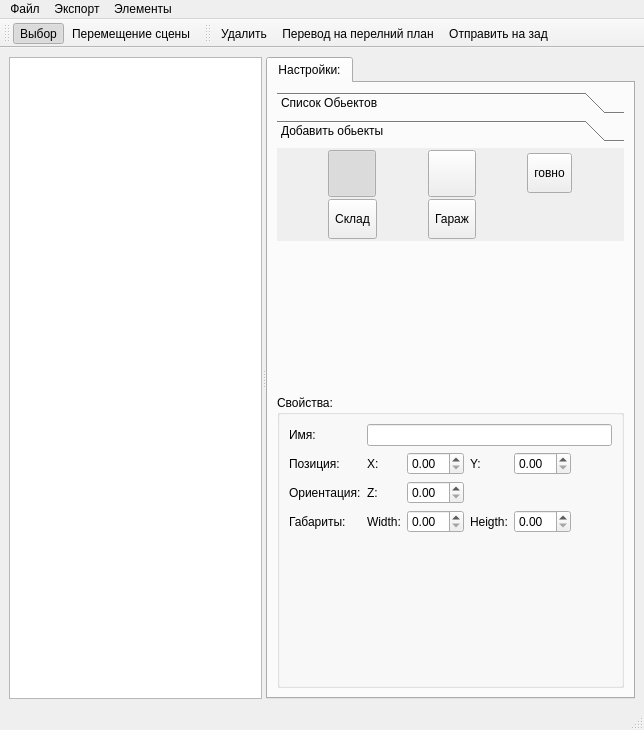
This is main_window.ui in AlexLexx706/scene_editor as Qt 5 draws it before an edit. The edited form follows.
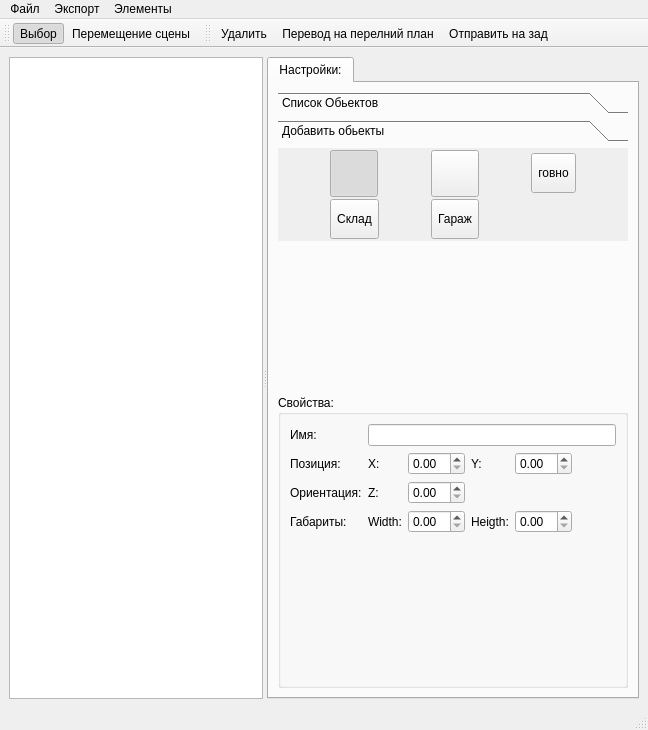
This is the edited form. Icons and pictures are not drawn. Custom widgets are drawn as their Qt base class.

The edit to the form file:
```diff
--- a/main_window.ui
+++ b/main_window.ui
@@ -6,7 +6,7 @@
    <rect>
     <x>0</x>
     <y>0</y>
-    <width>644</width>
+    <width>648</width>
     <height>730</height>
    </rect>
   </property>
@@ -98,7 +98,7 @@
              <rect>
               <x>0</x>
               <y>0</y>
-              <width>332</width>
+              <width>335</width>
               <height>98</height>
              </rect>
             </property>
@@ -396,7 +396,7 @@
     <rect>
      <x>0</x>
      <y>0</y>
-     <width>644</width>
+     <width>648</width>
      <height>21</height>
     </rect>
    </property>
```
Left out of the diff: 6 changed lines with no effect on the pictures.
